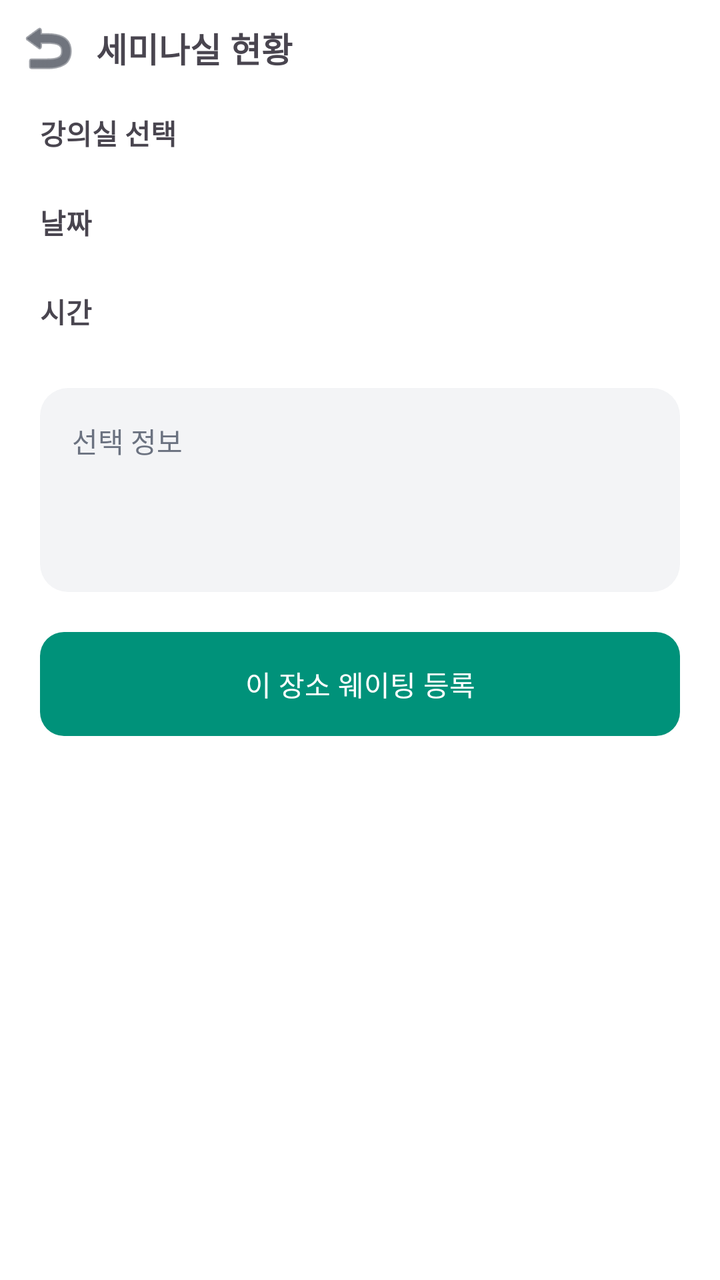
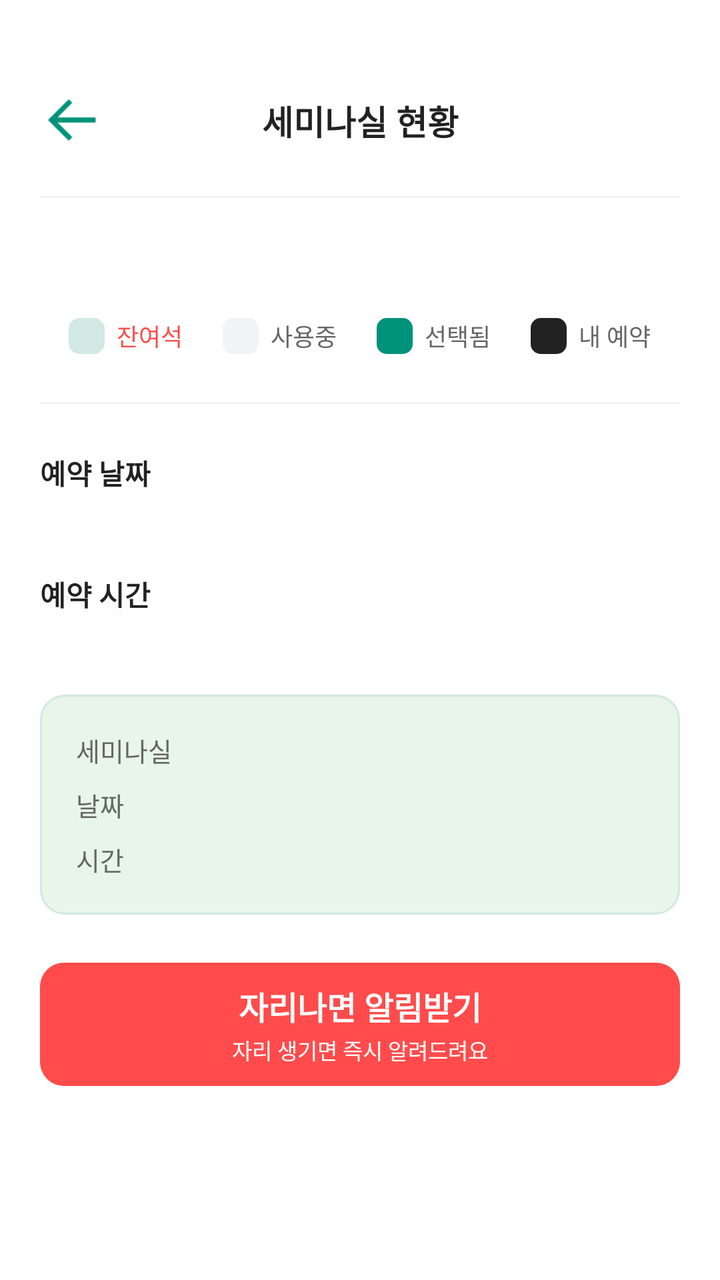

An Android layout rendered at two revisions. The XML below is the earlier revision; the diff shows what the commit changed to produce the second picture.
<!-- AndroidManifest.xml: application theme Theme.AndroidApp -->
<!-- res/layout/activity_seminar_room.xml -->
<?xml version="1.0" encoding="utf-8"?>
<ScrollView xmlns:android="http://schemas.android.com/apk/res/android"
    xmlns:app="http://schemas.android.com/apk/res-auto"
    android:layout_width="match_parent"
    android:layout_height="match_parent"
    android:background="@color/white">

    <LinearLayout
        android:layout_width="match_parent"
        android:layout_height="wrap_content"
        android:orientation="vertical"
        android:paddingBottom="32dp">

        <LinearLayout
            android:layout_width="match_parent"
            android:layout_height="wrap_content"
            android:gravity="center_vertical"
            android:orientation="horizontal">

            <ImageButton
                android:id="@+id/btnBack"
                android:layout_width="48dp"
                android:layout_height="48dp"
                android:background="?attr/selectableItemBackgroundBorderless"
                android:contentDescription="@string/seminar_title"
                android:src="@android:drawable/ic_menu_revert"
                app:tint="@color/text_primary" />

            <TextView
                android:layout_width="wrap_content"
                android:layout_height="wrap_content"
                android:text="@string/seminar_title"
                android:textSize="17sp"
                android:textStyle="bold" />
        </LinearLayout>

        <TextView
            android:layout_width="wrap_content"
            android:layout_height="wrap_content"
            android:layout_marginStart="20dp"
            android:layout_marginTop="8dp"
            android:text="@string/select_room"
            android:textStyle="bold" />

        <androidx.recyclerview.widget.RecyclerView
            android:id="@+id/rvRooms"
            android:layout_width="match_parent"
            android:layout_height="wrap_content"
            android:layout_marginHorizontal="20dp"
            android:layout_marginTop="8dp"
            android:nestedScrollingEnabled="false" />

        <TextView
            android:layout_width="wrap_content"
            android:layout_height="wrap_content"
            android:layout_marginStart="20dp"
            android:layout_marginTop="16dp"
            android:text="@string/date_label"
            android:textStyle="bold" />

        <HorizontalScrollView
            android:layout_width="match_parent"
            android:layout_height="wrap_content"
            android:layout_marginTop="8dp"
            android:scrollbars="none">

            <com.google.android.material.chip.ChipGroup
                android:id="@+id/chipGroupDate"
                android:layout_width="wrap_content"
                android:layout_height="wrap_content"
                android:paddingHorizontal="16dp"
                app:singleSelection="true" />
        </HorizontalScrollView>

        <TextView
            android:layout_width="wrap_content"
            android:layout_height="wrap_content"
            android:layout_marginStart="20dp"
            android:layout_marginTop="16dp"
            android:text="@string/time_label"
            android:textStyle="bold" />

        <com.google.android.material.chip.ChipGroup
            android:id="@+id/chipGroupTime"
            android:layout_width="match_parent"
            android:layout_height="wrap_content"
            android:layout_marginHorizontal="20dp"
            android:layout_marginTop="8dp"
            app:singleSelection="true" />

        <LinearLayout
            android:layout_width="match_parent"
            android:layout_height="wrap_content"
            android:layout_marginHorizontal="20dp"
            android:layout_marginTop="20dp"
            android:background="@drawable/bg_rounded_gray"
            android:orientation="vertical"
            android:padding="16dp">

            <TextView
                android:layout_width="wrap_content"
                android:layout_height="wrap_content"
                android:text="@string/selection_info"
                android:textColor="@color/text_secondary"
                android:textSize="14sp" />

            <TextView
                android:id="@+id/tvSelectedRoom"
                android:layout_width="wrap_content"
                android:layout_height="wrap_content"
                android:layout_marginTop="6dp"
                android:textSize="18sp"
                android:textStyle="bold" />

            <TextView
                android:id="@+id/tvSelectedDateTime"
                android:layout_width="wrap_content"
                android:layout_height="wrap_content"
                android:textColor="@color/text_secondary" />
        </LinearLayout>

        <Button
            android:id="@+id/btnRegisterWaiting"
            android:layout_width="match_parent"
            android:layout_height="52dp"
            android:layout_marginHorizontal="20dp"
            android:layout_marginTop="20dp"
            android:background="@drawable/bg_primary_button"
            android:text="@string/register_waiting_place"
            android:textColor="@color/white" />
    </LinearLayout>
</ScrollView>
<!-- resources referenced by this layout -->
<resources>
  <color name="text_primary">#FF111827</color>
  <color name="text_secondary">#FF6B7280</color>
  <color name="white">#FFFFFFFF</color>
  <!-- drawable bg_primary_button (drawable) -->
  <?xml version="1.0" encoding="utf-8"?>
  <shape xmlns:android="http://schemas.android.com/apk/res/android"
      android:shape="rectangle">
      <solid android:color="@color/jari_green" />
      <corners android:radius="12dp" />
  </shape>
  <!-- drawable bg_rounded_gray (drawable) -->
  <?xml version="1.0" encoding="utf-8"?>
  <shape xmlns:android="http://schemas.android.com/apk/res/android"
      android:shape="rectangle">
      <solid android:color="@color/surface_gray" />
      <corners android:radius="14dp" />
  </shape>
  <string name="date_label">날짜</string>
  <string name="register_waiting_place">이 장소 웨이팅 등록</string>
  <string name="select_room">강의실 선택</string>
  <string name="selection_info">선택 정보</string>
  <string name="seminar_title">세미나실 현황</string>
  <string name="time_label">시간</string>
  <style name="Theme.AndroidApp" parent="Base.Theme.AndroidApp" />
  <color name="jari_green">#FF00927A</color>
  <color name="surface_gray">#FFF3F4F6</color>
  <style name="Base.Theme.AndroidApp" parent="Theme.Material3.Light.NoActionBar">
          <item name="colorPrimary">@color/jari_green</item>
          <item name="colorOnPrimary">@color/white</item>
          <item name="colorSecondary">@color/jari_green_dark</item>
          <item name="android:statusBarColor">@color/white</item>
          <item name="android:windowLightStatusBar" tools:targetApi="m">true</item>
      </style>
  <color name="jari_green_dark">#FF007566</color>
</resources>

<!-- the commit's change to res/layout/activity_seminar_room.xml (unified diff, before → after) -->
@@ -9,124 +9,269 @@
         android:layout_width="match_parent"
         android:layout_height="wrap_content"
         android:orientation="vertical"
-        android:paddingBottom="32dp">
-
-        <LinearLayout
-            android:layout_width="match_parent"
-            android:layout_height="wrap_content"
-            android:gravity="center_vertical"
-            android:orientation="horizontal">
+        android:paddingTop="32dp">
+
+        <androidx.constraintlayout.widget.ConstraintLayout
+            android:layout_width="match_parent"
+            android:layout_height="56dp">
 
             <ImageButton
                 android:id="@+id/btnBack"
                 android:layout_width="48dp"
                 android:layout_height="48dp"
+                android:layout_marginStart="12dp"
                 android:background="?attr/selectableItemBackgroundBorderless"
-                android:contentDescription="@string/seminar_title"
-                android:src="@android:drawable/ic_menu_revert"
-                app:tint="@color/text_primary" />
+                android:scaleType="fitCenter"
+                android:padding="12dp"
+                android:src="@drawable/back"
+                app:layout_constraintBottom_toBottomOf="parent"
+                app:layout_constraintStart_toStartOf="parent"
+                app:layout_constraintTop_toTopOf="parent" />
 
             <TextView
                 android:layout_width="wrap_content"
                 android:layout_height="wrap_content"
                 android:text="@string/seminar_title"
+                android:textColor="#222222"
                 android:textSize="17sp"
-                android:textStyle="bold" />
+                android:textStyle="bold"
+                app:layout_constraintBottom_toBottomOf="parent"
+                app:layout_constraintEnd_toEndOf="parent"
+                app:layout_constraintStart_toStartOf="parent"
+                app:layout_constraintTop_toTopOf="parent" />
+        </androidx.constraintlayout.widget.ConstraintLayout>
+        <View
+            android:layout_width="match_parent"
+            android:layout_height="1dp"
+            android:layout_marginHorizontal="20dp"
+            android:layout_marginTop="10dp"
+            android:layout_marginBottom="24dp"
+            android:background="#F5F5F5" />
+        <androidx.recyclerview.widget.RecyclerView
+            android:id="@+id/rvRooms"
+            android:layout_width="match_parent"
+            android:layout_height="wrap_content"
+            android:layout_marginHorizontal="20dp"
+            android:layout_marginTop="16dp"
+            android:nestedScrollingEnabled="false" />
+
+        <LinearLayout
+            android:layout_width="match_parent"
+            android:layout_height="wrap_content"
+            android:layout_marginTop="20dp"
+            android:gravity="center"
+            android:orientation="horizontal">
+
+            <View
+                android:layout_width="18dp"
+                android:layout_height="18dp"
+                android:background="@drawable/bg_legend_rect_outline"
+                android:backgroundTint="#D1E9E2" />
+            <TextView
+                android:layout_width="wrap_content"
+                android:layout_height="wrap_content"
+                android:layout_marginStart="6dp"
+                android:layout_marginEnd="20dp"
+                android:text="@string/legend_available_simple"
+                android:textSize="12sp"
+                android:textColor="#FF4B4B" />
+
+            <View
+                android:layout_width="18dp"
+                android:layout_height="18dp"
+                android:background="@drawable/bg_legend_rect_filled"
+                android:backgroundTint="#F3F4F6" />
+            <TextView
+                android:layout_width="wrap_content"
+                android:layout_height="wrap_content"
+                android:layout_marginStart="6dp"
+                android:layout_marginEnd="20dp"
+                android:text="사용중"
+                android:textSize="12sp"
+                android:textColor="#666666" />
+
+            <View
+                android:layout_width="18dp"
+                android:layout_height="18dp"
+                android:background="@drawable/bg_legend_rect_filled"
+                android:backgroundTint="#00927A" />
+            <TextView
+                android:layout_width="wrap_content"
+                android:layout_height="wrap_content"
+                android:layout_marginStart="6dp"
+                android:layout_marginEnd="20dp"
+                android:text="선택됨"
+                android:textSize="12sp"
+                android:textColor="#666666" />
+
+            <View
+                android:layout_width="18dp"
+                android:layout_height="18dp"
+                android:background="@drawable/bg_legend_rect_filled"
+                android:backgroundTint="#222222" />
+            <TextView
+                android:layout_width="wrap_content"
+                android:layout_height="wrap_content"
+                android:layout_marginStart="6dp"
+                android:text="내 예약"
+                android:textSize="12sp"
+                android:textColor="#666666" />
         </LinearLayout>
+
+        <View
+            android:layout_width="match_parent"
+            android:layout_height="1dp"
+            android:layout_marginHorizontal="20dp"
+            android:layout_marginTop="24dp"
+            android:layout_marginBottom="24dp"
+            android:background="#F5F5F5" />
 
         <TextView
             android:layout_width="wrap_content"
             android:layout_height="wrap_content"
             android:layout_marginStart="20dp"
-            android:layout_marginTop="8dp"
-            android:text="@string/select_room"
+            android:text="@string/date_label"
+            android:textColor="#222222"
+            android:textSize="14sp"
             android:textStyle="bold" />
 
-        <androidx.recyclerview.widget.RecyclerView
-            android:id="@+id/rvRooms"
-            android:layout_width="match_parent"
-            android:layout_height="wrap_content"
-            android:layout_marginHorizontal="20dp"
-            android:layout_marginTop="8dp"
-            android:nestedScrollingEnabled="false" />
+        <HorizontalScrollView
+            android:layout_width="match_parent"
+            android:layout_height="wrap_content"
+            android:layout_marginTop="12dp"
+            android:clipToPadding="false"
+            android:paddingHorizontal="20dp"
+            android:scrollbars="none">
+
+            <LinearLayout
+                android:id="@+id/layoutDates"
+                android:layout_width="wrap_content"
+                android:layout_height="wrap_content"
+                android:orientation="horizontal" />
+        </HorizontalScrollView>
 
         <TextView
             android:layout_width="wrap_content"
             android:layout_height="wrap_content"
             android:layout_marginStart="20dp"
-            android:layout_marginTop="16dp"
-            android:text="@string/date_label"
+            android:layout_marginTop="28dp"
+            android:text="@string/time_label"
+            android:textColor="#222222"
+            android:textSize="14sp"
             android:textStyle="bold" />
 
-        <HorizontalScrollView
-            android:layout_width="match_parent"
-            android:layout_height="wrap_content"
-            android:layout_marginTop="8dp"
-            android:scrollbars="none">
-
-            <com.google.android.material.chip.ChipGroup
-                android:id="@+id/chipGroupDate"
-                android:layout_width="wrap_content"
-                android:layout_height="wrap_content"
-                android:paddingHorizontal="16dp"
-                app:singleSelection="true" />
-        </HorizontalScrollView>
-
-        <TextView
-            android:layout_width="wrap_content"
-            android:layout_height="wrap_content"
-            android:layout_marginStart="20dp"
-            android:layout_marginTop="16dp"
-            android:text="@string/time_label"
-            android:textStyle="bold" />
-
-        <com.google.android.material.chip.ChipGroup
-            android:id="@+id/chipGroupTime"
-            android:layout_width="match_parent"
-            android:layout_height="wrap_content"
-            android:layout_marginHorizontal="20dp"
-            android:layout_marginTop="8dp"
-            app:singleSelection="true" />
-
+        <GridLayout
+            android:id="@+id/gridLayoutTime"
+            android:layout_width="match_parent"
+            android:layout_height="wrap_content"
+            android:layout_marginHorizontal="16dp"
+            android:layout_marginTop="12dp"
+            android:columnCount="4" />
+
+        
         <LinearLayout
             android:layout_width="match_parent"
             android:layout_height="wrap_content"
             android:layout_marginHorizontal="20dp"
-            android:layout_marginTop="20dp"
-            android:background="@drawable/bg_rounded_gray"
+            android:layout_marginTop="28dp"
+            android:background="@drawable/bg_summary_box"
             android:orientation="vertical"
-            android:padding="16dp">
-
-            <TextView
-                android:layout_width="wrap_content"
-                android:layout_height="wrap_content"
-                android:text="@string/selection_info"
-                android:textColor="@color/text_secondary"
-                android:textSize="14sp" />
-
-            <TextView
-                android:id="@+id/tvSelectedRoom"
-                android:layout_width="wrap_content"
-                android:layout_height="wrap_content"
-                android:layout_marginTop="6dp"
-                android:textSize="18sp"
+            android:padding="18dp">
+
+            <LinearLayout
+                android:layout_width="match_parent"
+                android:layout_height="wrap_content"
+                android:orientation="horizontal">
+                <TextView
+                    android:layout_width="0dp"
+                    android:layout_height="wrap_content"
+                    android:layout_weight="1"
+                    android:text="세미나실"
+                    android:textColor="#666666"
+                    android:textSize="13sp" />
+                <TextView
+                    android:id="@+id/tvSummaryRoom"
+                    android:layout_width="wrap_content"
+                    android:layout_height="wrap_content"
+                    android:textColor="#00927A"
+                    android:textSize="13sp"
+                    android:textStyle="bold" />
+            </LinearLayout>
+
+            <LinearLayout
+                android:layout_width="match_parent"
+                android:layout_height="wrap_content"
+                android:layout_marginTop="8dp"
+                android:orientation="horizontal">
+                <TextView
+                    android:layout_width="0dp"
+                    android:layout_height="wrap_content"
+                    android:layout_weight="1"
+                    android:text="날짜"
+                    android:textColor="#666666"
+                    android:textSize="13sp" />
+                <TextView
+                    android:id="@+id/tvSummaryDate"
+                    android:layout_width="wrap_content"
+                    android:layout_height="wrap_content"
+                    android:textColor="#00927A"
+                    android:textSize="13sp"
+                    android:textStyle="bold" />
+            </LinearLayout>
+
+            <LinearLayout
+                android:layout_width="match_parent"
+                android:layout_height="wrap_content"
+                android:layout_marginTop="8dp"
+                android:orientation="horizontal">
+                <TextView
+                    android:layout_width="0dp"
+                    android:layout_height="wrap_content"
+                    android:layout_weight="1"
+                    android:text="시간"
+                    android:textColor="#666666"
+                    android:textSize="13sp" />
+                <TextView
+                    android:id="@+id/tvSummaryTime"
+                    android:layout_width="wrap_content"
+                    android:layout_height="wrap_content"
+                    android:textColor="#00927A"
+                    android:textSize="13sp"
+                    android:textStyle="bold" />
+            </LinearLayout>
+        </LinearLayout>
+
+        <LinearLayout
+            android:id="@+id/btnRegisterWaiting"
+            android:layout_width="match_parent"
+            android:layout_height="wrap_content"
+            android:layout_marginHorizontal="20dp"
+            android:layout_marginTop="24dp"
+            android:layout_marginBottom="32dp"
+            android:background="@drawable/bg_primary_button"
+            android:backgroundTint="#FF4B4B"
+            android:gravity="center"
+            android:orientation="vertical"
+            android:paddingVertical="10dp"
+            android:clickable="true"
+            android:focusable="true"
+            android:foreground="?attr/selectableItemBackground">
+
+            <TextView
+                android:layout_width="wrap_content"
+                android:layout_height="wrap_content"
+                android:text="@string/notify_when_free"
+                android:textColor="@color/white"
+                android:textSize="16sp"
                 android:textStyle="bold" />
 
             <TextView
-                android:id="@+id/tvSelectedDateTime"
-                android:layout_width="wrap_content"
-                android:layout_height="wrap_content"
-                android:textColor="@color/text_secondary" />
+                android:layout_width="wrap_content"
+                android:layout_height="wrap_content"
+                android:layout_marginTop="2dp"
+                android:text="@string/notify_when_free_detail"
+                android:textColor="@color/white"
+                android:textSize="11sp" />
         </LinearLayout>
-
-        <Button
-            android:id="@+id/btnRegisterWaiting"
-            android:layout_width="match_parent"
-            android:layout_height="52dp"
-            android:layout_marginHorizontal="20dp"
-            android:layout_marginTop="20dp"
-            android:background="@drawable/bg_primary_button"
-            android:text="@string/register_waiting_place"
-            android:textColor="@color/white" />
     </LinearLayout>
 </ScrollView>
<!-- resource entries referenced after the edit -->
@@ -1,8 +1,23 @@
 <!-- resources referenced by this layout -->
 <resources>
-  <color name="text_primary">#FF111827</color>
-  <color name="text_secondary">#FF6B7280</color>
   <color name="white">#FFFFFFFF</color>
+  <!-- drawable back: png bitmap (drawable, 571 bytes) -->
+  <!-- drawable bg_legend_rect_filled (drawable) -->
+  <?xml version="1.0" encoding="utf-8"?>
+  <shape xmlns:android="http://schemas.android.com/apk/res/android"
+      android:shape="rectangle">
+      <solid android:color="@color/white" />
+      <corners android:radius="5dp" />
+  </shape>
+  <!-- drawable bg_legend_rect_outline (drawable) -->
+  <shape xmlns:android="http://schemas.android.com/apk/res/android"
+      android:shape="rectangle">
+      <stroke
+          android:width="1dp"
+          android:color="#D1E9E2" />
+      <solid android:color="@color/white" />
+      <corners android:radius="5dp" />
+  </shape>
   <!-- drawable bg_primary_button (drawable) -->
   <?xml version="1.0" encoding="utf-8"?>
   <shape xmlns:android="http://schemas.android.com/apk/res/android"
@@ -10,22 +25,24 @@
       <solid android:color="@color/jari_green" />
       <corners android:radius="12dp" />
   </shape>
-  <!-- drawable bg_rounded_gray (drawable) -->
+  <!-- drawable bg_summary_box (drawable) -->
   <?xml version="1.0" encoding="utf-8"?>
   <shape xmlns:android="http://schemas.android.com/apk/res/android"
       android:shape="rectangle">
-      <solid android:color="@color/surface_gray" />
-      <corners android:radius="14dp" />
+      <solid android:color="#E8F5E9" />
+      <stroke
+          android:width="1dp"
+          android:color="#D1E9E2" />
+      <corners android:radius="12dp" />
   </shape>
-  <string name="date_label">날짜</string>
-  <string name="register_waiting_place">이 장소 웨이팅 등록</string>
-  <string name="select_room">강의실 선택</string>
-  <string name="selection_info">선택 정보</string>
+  <string name="date_label">예약 날짜</string>
+  <string name="legend_available_simple">잔여석</string>
+  <string name="notify_when_free">자리나면 알림받기</string>
+  <string name="notify_when_free_detail">자리 생기면 즉시 알려드려요</string>
   <string name="seminar_title">세미나실 현황</string>
-  <string name="time_label">시간</string>
+  <string name="time_label">예약 시간</string>
   <style name="Theme.AndroidApp" parent="Base.Theme.AndroidApp" />
   <color name="jari_green">#FF00927A</color>
-  <color name="surface_gray">#FFF3F4F6</color>
   <style name="Base.Theme.AndroidApp" parent="Theme.Material3.Light.NoActionBar">
           <item name="colorPrimary">@color/jari_green</item>
           <item name="colorOnPrimary">@color/white</item>
